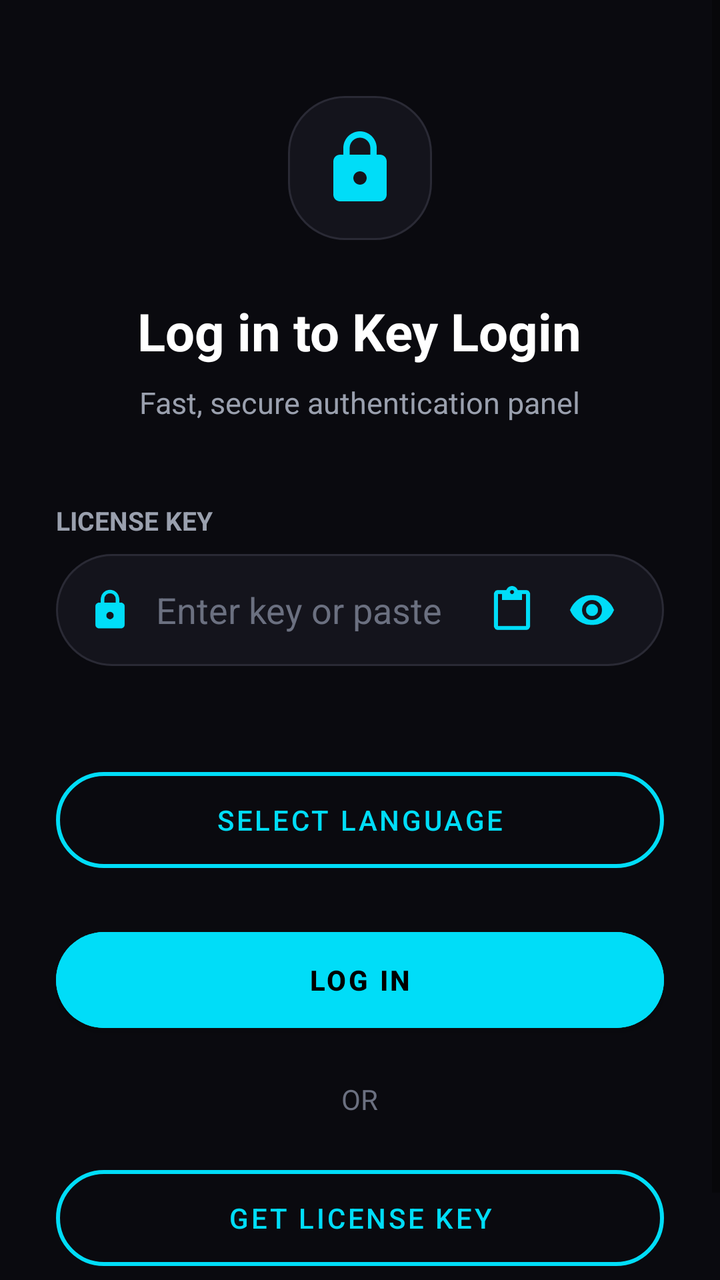
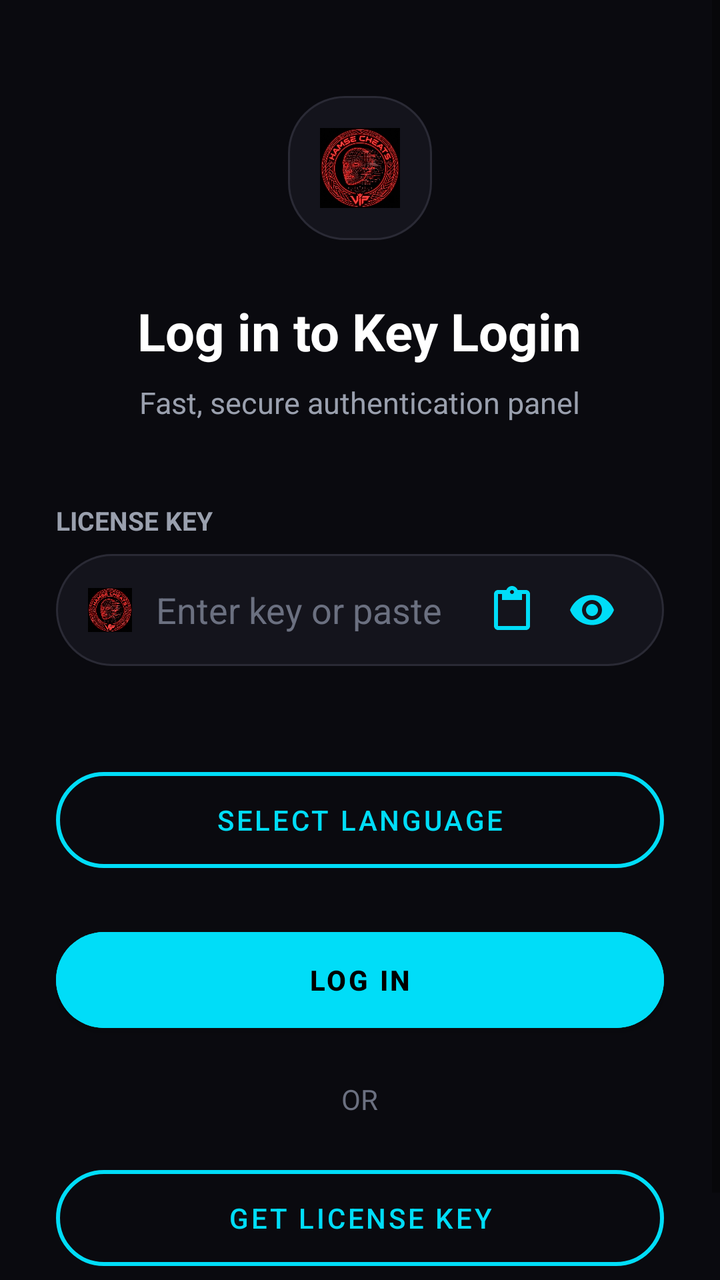

Two renders of the same Android screen: before a commit and after it. Below are the layout's source before the change and the commit's diff.
<!-- AndroidManifest.xml: application theme AppTheme -->
<!-- res/layout/activity_login.xml -->
<?xml version="1.0" encoding="utf-8"?>
<ScrollView xmlns:android="http://schemas.android.com/apk/res/android"
    xmlns:app="http://schemas.android.com/apk/res-auto"
    android:layout_width="match_parent"
    android:layout_height="match_parent"
    android:fillViewport="true">
    <LinearLayout
        android:layout_width="match_parent"
        android:layout_height="wrap_content"
        android:gravity="center_horizontal"
        android:orientation="vertical"
        android:paddingHorizontal="28dp"
        android:paddingVertical="48dp">

        <ImageView
            android:layout_width="72dp"
            android:layout_height="72dp"
            android:padding="16dp"
            android:background="@drawable/bg_input"
            android:src="@drawable/ic_lock" />

        <TextView
            android:layout_width="wrap_content"
            android:layout_height="wrap_content"
            android:layout_marginTop="28dp"
            android:id="@+id/title"
            android:text="Log in to Key Login"
            android:textColor="#FFFFFF"
            android:textSize="26sp"
            android:textStyle="bold" />

        <TextView
            android:layout_width="wrap_content"
            android:layout_height="wrap_content"
            android:layout_marginTop="8dp"
            android:id="@+id/subtitle"
            android:text="Fast, secure authentication panel"
            android:textColor="#9AA0AE"
            android:textSize="15sp" />

        <TextView
            android:layout_width="match_parent"
            android:layout_height="wrap_content"
            android:layout_marginTop="40dp"
            android:text="LICENSE KEY"
            android:textColor="#9AA0AE"
            android:textSize="13sp"
            android:textStyle="bold" />

        <LinearLayout
            android:layout_width="match_parent"
            android:layout_height="56dp"
            android:layout_marginTop="8dp"
            android:background="@drawable/bg_input"
            android:gravity="center_vertical"
            android:orientation="horizontal"
            android:paddingHorizontal="16dp">
            <ImageView
                android:layout_width="22dp"
                android:layout_height="22dp"
                android:src="@drawable/ic_lock" />
            <EditText
                android:id="@+id/keyInput"
                android:layout_width="0dp"
                android:layout_height="match_parent"
                android:layout_weight="1"
                android:background="@null"
                android:hint="Enter key or paste"
                android:inputType="textPassword"
                android:maxLines="1"
                android:paddingHorizontal="12dp"
                android:textColor="#FFFFFF"
                android:textColorHint="#6B7080" />
            <ImageButton
                android:id="@+id/pasteBtn"
                android:layout_width="40dp"
                android:layout_height="40dp"
                android:background="@null"
                android:contentDescription="Paste"
                android:src="@drawable/ic_paste" />
            <ImageButton
                android:id="@+id/eyeBtn"
                android:layout_width="40dp"
                android:layout_height="40dp"
                android:background="@null"
                android:contentDescription="Show or hide"
                android:src="@drawable/ic_eye" />
        </LinearLayout>

        <TextView
            android:id="@+id/status"
            android:layout_width="match_parent"
            android:layout_height="wrap_content"
            android:layout_marginTop="12dp"
            android:gravity="end"
            android:text=""
            android:textColor="#FF6B6B"
            android:textSize="14sp" />

        <com.google.android.material.button.MaterialButton
            android:id="@+id/langBtn"
            style="@style/Widget.MaterialComponents.Button.OutlinedButton"
            android:layout_width="match_parent"
            android:layout_height="60dp"
            android:layout_marginTop="16dp"
            android:text="SELECT LANGUAGE"
            android:textColor="#00DDF8"
            app:cornerRadius="30dp"
            app:strokeColor="#00DDF8"
            app:strokeWidth="2dp" />

        <com.google.android.material.button.MaterialButton
            android:id="@+id/loginBtn"
            android:layout_width="match_parent"
            android:layout_height="60dp"
            android:layout_marginTop="20dp"
            android:backgroundTint="#00DDF8"
            android:text="LOG IN"
            android:textColor="#000000"
            android:textStyle="bold"
            app:cornerRadius="30dp" />

        <TextView
            android:layout_width="wrap_content"
            android:layout_height="wrap_content"
            android:layout_marginTop="20dp"
            android:text="OR"
            android:textColor="#6B7080" />

        <com.google.android.material.button.MaterialButton
            android:id="@+id/getKeyBtn"
            style="@style/Widget.MaterialComponents.Button.OutlinedButton"
            android:layout_width="match_parent"
            android:layout_height="60dp"
            android:layout_marginTop="20dp"
            android:text="GET LICENSE KEY"
            android:textColor="#00DDF8"
            app:cornerRadius="30dp"
            app:strokeColor="#00DDF8"
            app:strokeWidth="2dp" />
    </LinearLayout>
</ScrollView>
<!-- resources referenced by this layout -->
<resources>
  <!-- drawable bg_input (drawable) -->
  <shape xmlns:android="http://schemas.android.com/apk/res/android">
      <solid android:color="#14141C"/>
      <stroke android:width="1dp" android:color="#2A2A35"/>
      <corners android:radius="28dp"/>
  </shape>
  <!-- drawable ic_eye (drawable) -->
  <vector xmlns:android="http://schemas.android.com/apk/res/android"
      android:width="24dp" android:height="24dp"
      android:viewportWidth="24" android:viewportHeight="24">
      <path android:fillColor="#00DDF8"
          android:pathData="M12,4.5C7,4.5 2.73,7.61 1,12c1.73,4.39 6,7.5 11,7.5s9.27,-3.11 11,-7.5c-1.73,-4.39 -6,-7.5 -11,-7.5zM12,17c-2.76,0 -5,-2.24 -5,-5s2.24,-5 5,-5 5,2.24 5,5 -2.24,5 -5,5zM12,9c-1.66,0 -3,1.34 -3,3s1.34,3 3,3 3,-1.34 3,-3 -1.34,-3 -3,-3z"/>
  </vector>
  <!-- drawable ic_lock (drawable) -->
  <vector xmlns:android="http://schemas.android.com/apk/res/android"
      android:width="24dp" android:height="24dp"
      android:viewportWidth="24" android:viewportHeight="24">
      <path android:fillColor="#00DDF8"
          android:pathData="M18,8h-1V6c0,-2.76 -2.24,-5 -5,-5S7,3.24 7,6v2H6c-1.1,0 -2,0.9 -2,2v10c0,1.1 0.9,2 2,2h12c1.1,0 2,-0.9 2,-2V10c0,-1.1 -0.9,-2 -2,-2zM12,17c-1.1,0 -2,-0.9 -2,-2s0.9,-2 2,-2 2,0.9 2,2 -0.9,2 -2,2zM15.1,8H8.9V6c0,-1.71 1.39,-3.1 3.1,-3.1 1.71,0 3.1,1.39 3.1,3.1v2z"/>
  </vector>
  <!-- drawable ic_paste (drawable) -->
  <vector xmlns:android="http://schemas.android.com/apk/res/android"
      android:width="24dp" android:height="24dp"
      android:viewportWidth="24" android:viewportHeight="24">
      <path android:fillColor="#00DDF8"
          android:pathData="M19,2h-4.18C14.4,0.84 13.3,0 12,0c-1.3,0 -2.4,0.84 -2.82,2H5c-1.1,0 -2,0.9 -2,2v16c0,1.1 0.9,2 2,2h14c1.1,0 2,-0.9 2,-2V4c0,-1.1 -0.9,-2 -2,-2zM12,2c0.55,0 1,0.45 1,1s-0.45,1 -1,1 -1,-0.45 -1,-1 0.45,-1 1,-1zM19,20H5V4h2v3h10V4h2v16z"/>
  </vector>
  <style name="AppTheme" parent="Theme.MaterialComponents.DayNight.NoActionBar">
          <item name="android:windowBackground">#0A0A0F</item>
          <item name="android:statusBarColor">#0A0A0F</item>
          <item name="android:navigationBarColor">#0A0A0F</item>
      </style>
</resources>

<!-- the commit's change to res/layout/activity_login.xml (unified diff, before → after) -->
@@ -17,7 +17,7 @@
             android:layout_height="72dp"
             android:padding="16dp"
             android:background="@drawable/bg_input"
-            android:src="@drawable/ic_lock" />
+            android:src="@drawable/ic_launcher" />
 
         <TextView
             android:layout_width="wrap_content"
@@ -58,7 +58,7 @@
             <ImageView
                 android:layout_width="22dp"
                 android:layout_height="22dp"
-                android:src="@drawable/ic_lock" />
+                android:src="@drawable/ic_launcher" />
             <EditText
                 android:id="@+id/keyInput"
                 android:layout_width="0dp"
<!-- resource entries referenced after the edit -->
@@ -13,13 +13,7 @@
       <path android:fillColor="#00DDF8"
           android:pathData="M12,4.5C7,4.5 2.73,7.61 1,12c1.73,4.39 6,7.5 11,7.5s9.27,-3.11 11,-7.5c-1.73,-4.39 -6,-7.5 -11,-7.5zM12,17c-2.76,0 -5,-2.24 -5,-5s2.24,-5 5,-5 5,2.24 5,5 -2.24,5 -5,5zM12,9c-1.66,0 -3,1.34 -3,3s1.34,3 3,3 3,-1.34 3,-3 -1.34,-3 -3,-3z"/>
   </vector>
-  <!-- drawable ic_lock (drawable) -->
-  <vector xmlns:android="http://schemas.android.com/apk/res/android"
-      android:width="24dp" android:height="24dp"
-      android:viewportWidth="24" android:viewportHeight="24">
-      <path android:fillColor="#00DDF8"
-          android:pathData="M18,8h-1V6c0,-2.76 -2.24,-5 -5,-5S7,3.24 7,6v2H6c-1.1,0 -2,0.9 -2,2v10c0,1.1 0.9,2 2,2h12c1.1,0 2,-0.9 2,-2V10c0,-1.1 -0.9,-2 -2,-2zM12,17c-1.1,0 -2,-0.9 -2,-2s0.9,-2 2,-2 2,0.9 2,2 -0.9,2 -2,2zM15.1,8H8.9V6c0,-1.71 1.39,-3.1 3.1,-3.1 1.71,0 3.1,1.39 3.1,3.1v2z"/>
-  </vector>
+  <!-- drawable ic_launcher: png bitmap (drawable, 158614 bytes) -->
   <!-- drawable ic_paste (drawable) -->
   <vector xmlns:android="http://schemas.android.com/apk/res/android"
       android:width="24dp" android:height="24dp"
